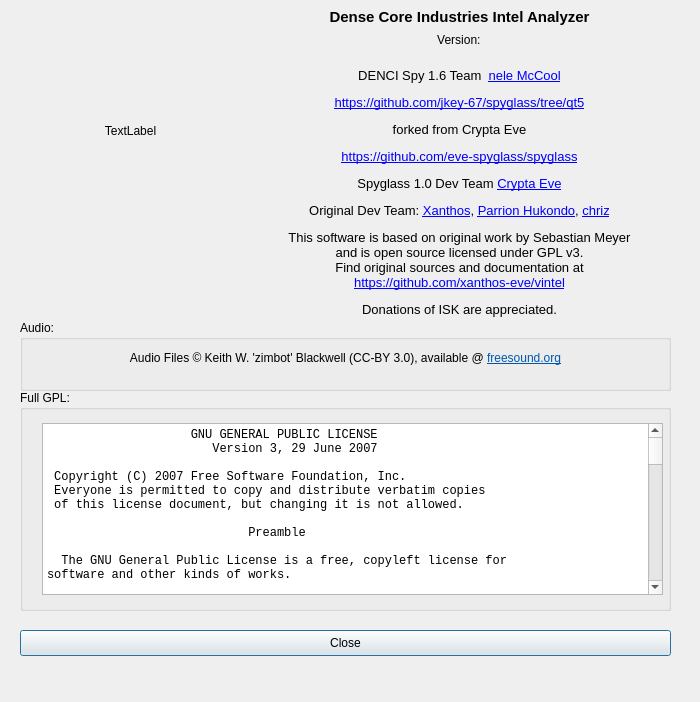
This is src/vi/ui/Info.ui in jkey-67/spyglass as Qt 5 draws it before an edit. The edited form follows.
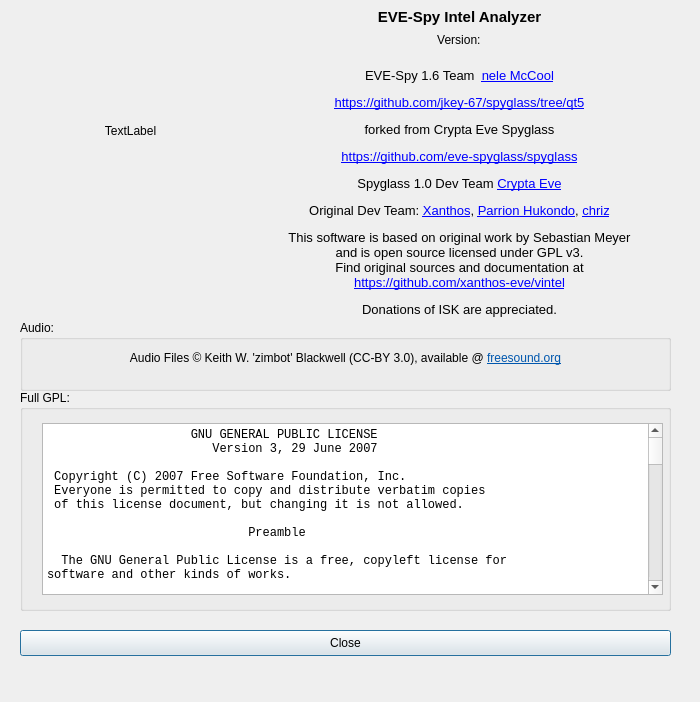
This is the edited form.

```diff
--- a/src/vi/ui/Info.ui
+++ b/src/vi/ui/Info.ui
@@ -753,11 +753,11 @@
 &lt;html&gt;&lt;head&gt;&lt;meta name=&quot;qrichtext&quot; content=&quot;1&quot; /&gt;&lt;style type=&quot;text/css&quot;&gt;
 p, li { white-space: pre-wrap; }
 &lt;/style&gt;&lt;/head&gt;&lt;body style=&quot; font-family:'Cantarell'; font-size:11pt; font-weight:400; font-style:normal;&quot;&gt;
-&lt;p align=&quot;center&quot; style=&quot; margin-top:12px; margin-bottom:12px; margin-left:0px; margin-right:0px; -qt-block-indent:0; text-indent:0px;&quot;&gt;&lt;span style=&quot; font-weight:600;&quot;&gt;Dense Core Industries Intel Analyzer&lt;/span&gt;&lt;/p&gt;
+&lt;p align=&quot;center&quot; style=&quot; margin-top:12px; margin-bottom:12px; margin-left:0px; margin-right:0px; -qt-block-indent:0; text-indent:0px;&quot;&gt;&lt;span style=&quot; font-weight:600;&quot;&gt;EVE-Spy Intel Analyzer&lt;/span&gt;&lt;/p&gt;
 &lt;p align=&quot;center&quot; style=&quot;-qt-paragraph-type:empty; margin-top:12px; margin-bottom:12px; margin-left:0px; margin-right:0px; -qt-block-indent:0; text-indent:0px;&quot;&gt;&lt;br /&gt;&lt;/p&gt;
-&lt;p align=&quot;center&quot; style=&quot; margin-top:12px; margin-bottom:12px; margin-left:0px; margin-right:0px; -qt-block-indent:0; text-indent:0px;&quot;&gt;&lt;span style=&quot; font-size:10pt;&quot;&gt;DENCI Spy 1.6 Team  &lt;/span&gt;&lt;a href=&quot;mailto:nele.mccool@gmx.net&quot;&gt;&lt;span style=&quot; font-size:10pt; text-decoration: underline; color:#0000ff;&quot;&gt;nele McCool&lt;/span&gt;&lt;/a&gt;&lt;/p&gt;
+&lt;p align=&quot;center&quot; style=&quot; margin-top:12px; margin-bottom:12px; margin-left:0px; margin-right:0px; -qt-block-indent:0; text-indent:0px;&quot;&gt;&lt;span style=&quot; font-size:10pt;&quot;&gt;EVE-Spy 1.6 Team  &lt;/span&gt;&lt;a href=&quot;mailto:nele.mccool@gmx.net&quot;&gt;&lt;span style=&quot; font-size:10pt; text-decoration: underline; color:#0000ff;&quot;&gt;nele McCool&lt;/span&gt;&lt;/a&gt;&lt;/p&gt;
 &lt;p align=&quot;center&quot; style=&quot; margin-top:12px; margin-bottom:12px; margin-left:0px; margin-right:0px; -qt-block-indent:0; text-indent:0px;&quot;&gt;&lt;a href=&quot;https://github.com/jkey-67/spyglass/tree/qt5&quot;&gt;&lt;span style=&quot; font-size:10pt; text-decoration: underline; color:#0000ff;&quot;&gt;https://github.com/jkey-67/spyglass/tree/qt5&lt;/span&gt;&lt;/a&gt;&lt;/p&gt;
-&lt;p align=&quot;center&quot; style=&quot; margin-top:12px; margin-bottom:12px; margin-left:0px; margin-right:0px; -qt-block-indent:0; text-indent:0px;&quot;&gt;&lt;span style=&quot; font-size:10pt;&quot;&gt;forked from Crypta Eve&lt;/span&gt;&lt;/p&gt;
+&lt;p align=&quot;center&quot; style=&quot; margin-top:12px; margin-bottom:12px; margin-left:0px; margin-right:0px; -qt-block-indent:0; text-indent:0px;&quot;&gt;&lt;span style=&quot; font-size:10pt;&quot;&gt;forked from Crypta Eve Spyglass&lt;/span&gt;&lt;/p&gt;
 &lt;p align=&quot;center&quot; style=&quot; margin-top:12px; margin-bottom:12px; margin-left:0px; margin-right:0px; -qt-block-indent:0; text-indent:0px;&quot;&gt;&lt;a href=&quot;https://github.com/eve-spyglass/spyglass&quot;&gt;&lt;span style=&quot; font-size:10pt; text-decoration: underline; color:#0000ff;&quot;&gt;https://github.com/eve-spyglass/spyglass&lt;/span&gt;&lt;/a&gt;&lt;/p&gt;
 &lt;p align=&quot;center&quot; style=&quot; margin-top:12px; margin-bottom:12px; margin-left:0px; margin-right:0px; -qt-block-indent:0; text-indent:0px;&quot;&gt;&lt;span style=&quot; font-size:10pt;&quot;&gt;Spyglass 1.0 Dev Team &lt;/span&gt;&lt;a href=&quot;mailto: crypta@crypta.tech&quot;&gt;&lt;span style=&quot; font-size:10pt; text-decoration: underline; color:#0000ff;&quot;&gt;Crypta Eve&lt;/span&gt;&lt;/a&gt;&lt;/p&gt;
 &lt;p align=&quot;center&quot; style=&quot; margin-top:12px; margin-bottom:12px; margin-left:0px; margin-right:0px; -qt-block-indent:0; text-indent:0px;&quot;&gt;&lt;span style=&quot; font-size:10pt;&quot;&gt;Original Dev Team: &lt;/span&gt;&lt;a href=&quot;mailto:xanthos.eve@gmail.com&quot;&gt;&lt;span style=&quot; font-size:10pt; text-decoration: underline; color:#0000ff;&quot;&gt;Xanthos&lt;/span&gt;&lt;/a&gt;&lt;span style=&quot; font-size:10pt;&quot;&gt;, &lt;/span&gt;&lt;a href=&quot;mailto:lightlazer@gmail.com&quot;&gt;&lt;span style=&quot; font-size:10pt; text-decoration: underline; color:#0000ff;&quot;&gt;Parrion Hukondo&lt;/span&gt;&lt;/a&gt;&lt;span style=&quot; font-size:10pt;&quot;&gt;, &lt;/span&gt;&lt;a href=&quot;mailto:cberg@3wsolutions.se&quot;&gt;&lt;span style=&quot; font-size:10pt; text-decoration: underline; color:#0000ff;&quot;&gt;chriz&lt;/span&gt;&lt;/a&gt;&lt;/p&gt;
```
